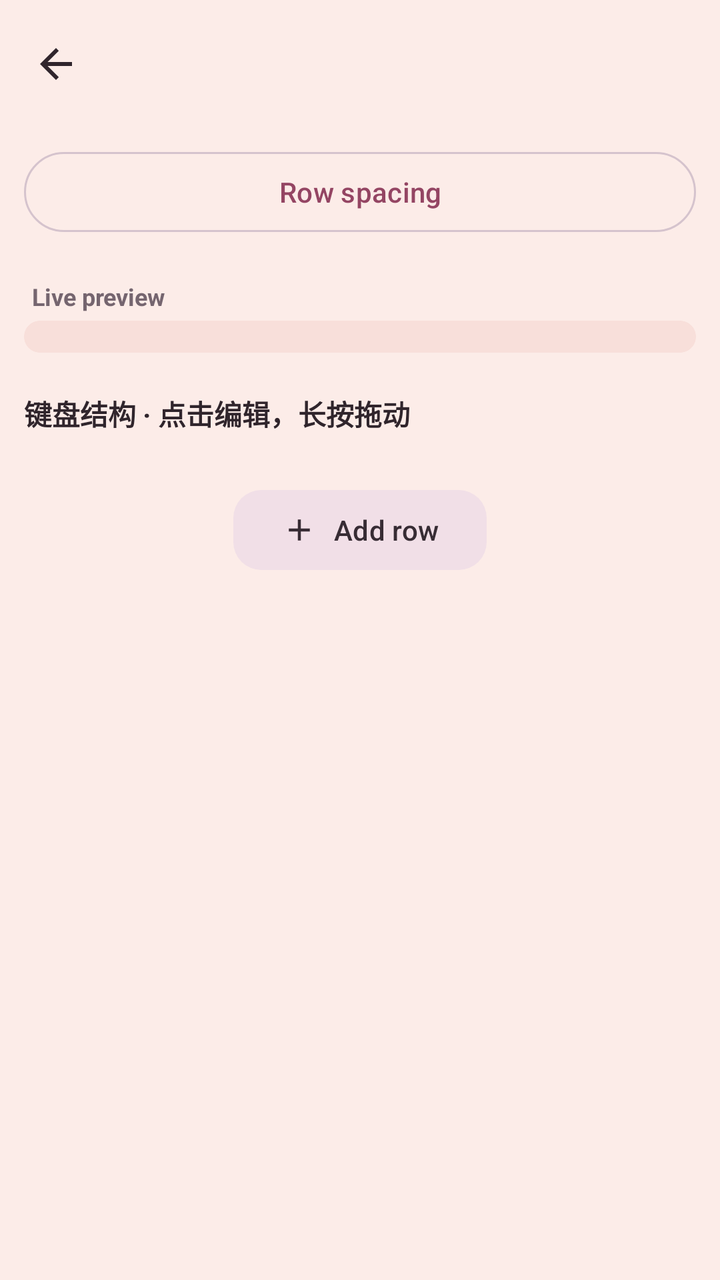
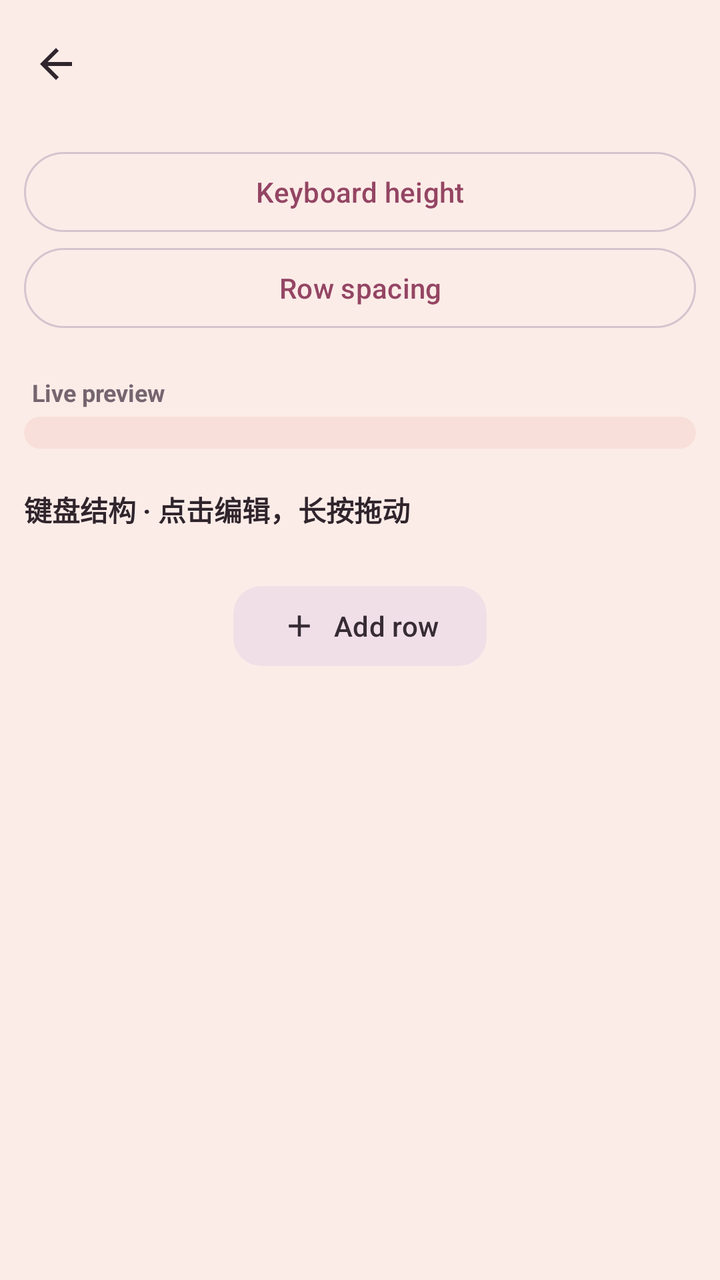

An Android layout rendered at two revisions. The XML below is the earlier revision; the diff shows what the commit changed to produce the second picture.
<!-- AndroidManifest.xml: application theme Theme.TrimeAppTheme -->
<!-- res/layout/activity_custom_kb_edit.xml -->
<?xml version="1.0" encoding="utf-8"?>
<LinearLayout
    xmlns:android="http://schemas.android.com/apk/res/android"
    xmlns:app="http://schemas.android.com/apk/res-auto"
    android:layout_width="match_parent"
    android:layout_height="match_parent"
    android:background="@color/framework_background"
    android:orientation="vertical">

    <com.google.android.material.appbar.AppBarLayout
        android:id="@+id/cbe_app_bar"
        android:layout_width="match_parent"
        android:layout_height="wrap_content"
        android:background="@color/framework_background"
        app:elevation="0dp">

        <com.google.android.material.appbar.MaterialToolbar
            android:id="@+id/cbe_toolbar"
            android:layout_width="match_parent"
            android:layout_height="?attr/actionBarSize"
            app:navigationIcon="?attr/homeAsUpIndicator"
            app:navigationIconTint="?attr/colorOnSurface"
            app:titleTextColor="?attr/colorOnSurface" />
    </com.google.android.material.appbar.AppBarLayout>

    <ScrollView
        android:layout_width="match_parent"
        android:layout_height="0dp"
        android:layout_weight="1"
        android:clipToPadding="false"
        android:paddingBottom="24dp">

        <LinearLayout
            android:layout_width="match_parent"
            android:layout_height="wrap_content"
            android:orientation="vertical"
            android:paddingStart="12dp"
            android:paddingTop="8dp"
            android:paddingEnd="12dp">

            <com.google.android.material.button.MaterialButton
                android:id="@+id/cbe_imported_layout"
                style="@style/Widget.Material3.Button.TonalButton"
                android:layout_width="match_parent" android:layout_height="wrap_content"
                android:visibility="gone" />
            <com.google.android.material.button.MaterialButton
                android:id="@+id/cbe_imported_height"
                style="@style/Widget.Material3.Button.OutlinedButton"
                android:layout_width="match_parent"
                android:layout_height="wrap_content"
                android:visibility="gone"
                android:text="@string/custom_kb_imported_height" />
            <com.google.android.material.button.MaterialButton
                android:id="@+id/cbe_row_spacing"
                style="@style/Widget.Material3.Button.OutlinedButton"
                android:layout_width="match_parent"
                android:layout_height="wrap_content"
                android:text="@string/custom_kb_row_spacing" />

            <TextView
                android:layout_width="wrap_content"
                android:layout_height="wrap_content"
                android:layout_marginStart="4dp"
                android:layout_marginTop="20dp"
                android:layout_marginBottom="4dp"
                android:text="@string/custom_kb_preview"
                android:textColor="?attr/colorOnSurfaceVariant"
                android:textSize="12sp"
                android:textStyle="bold" />

            <com.google.android.material.card.MaterialCardView
                android:layout_width="match_parent"
                android:layout_height="wrap_content"
                app:cardBackgroundColor="?attr/colorSurfaceVariant"
                app:cardCornerRadius="20dp"
                app:cardElevation="0dp">

                <LinearLayout
                    android:id="@+id/cbe_preview"
                    android:layout_width="match_parent"
                    android:layout_height="wrap_content"
                    android:orientation="vertical"
                    android:padding="8dp" />
            </com.google.android.material.card.MaterialCardView>

            <TextView android:layout_width="match_parent" android:layout_height="wrap_content"
                android:text="键盘结构 · 点击编辑，长按拖动" android:textSize="14sp" android:textStyle="bold"
                android:textColor="?attr/colorOnSurface" android:paddingTop="20dp" android:paddingBottom="12dp" />
            <LinearLayout
                android:id="@+id/cbe_rows"
                android:layout_width="match_parent"
                android:layout_height="wrap_content"
                android:orientation="vertical" />

            <com.google.android.material.button.MaterialButton
                android:id="@+id/cbe_add_row"
                style="@style/Widget.Material3.Button.TonalButton"
                android:layout_width="wrap_content"
                android:layout_height="wrap_content"
                android:layout_gravity="center_horizontal"
                android:layout_marginTop="12dp"
                android:text="@string/custom_kb_add_row"
                app:cornerRadius="14dp"
                app:icon="@drawable/ic_baseline_add_24" />
        </LinearLayout>
    </ScrollView>
</LinearLayout>
<!-- resources referenced by this layout -->
<resources>
  <color name="framework_background">#FCECE8</color>
  <!-- drawable ic_baseline_add_24 (drawable) -->
  <vector xmlns:android="http://schemas.android.com/apk/res/android"
      android:width="24dp"
      android:height="24dp"
      android:autoMirrored="true"
      android:viewportWidth="24"
      android:viewportHeight="24">
  
      <path
          android:fillColor="@android:color/white"
          android:pathData="M19,13h-6v6h-2v-6H5v-2h6V5h2v6h6v2z" />
  
  </vector>
  <string name="custom_kb_add_row">Add row</string>
  <string name="custom_kb_imported_height">Keyboard height</string>
  <string name="custom_kb_preview">Live preview</string>
  <string name="custom_kb_row_spacing">Row spacing</string>
  <color name="settings_surface_variant">#F8DFDA</color>
  <color name="settings_surface">#FFFAF6</color>
  <color name="settings_outline">#D5C3CD</color>
  <color name="m3_primary">#944563</color>
  <color name="m3_on_primary">#FFFFFF</color>
  <style name="Widget.Trime.Toolbar" parent="Widget.Material3.Toolbar">
          <item name="titleTextAppearance">@style/TextAppearance.Trime.ToolbarTitle</item>
          <item name="android:minHeight">?attr/actionBarSize</item>
      </style>
  <color name="framework_text_primary">#30252C</color>
  <color name="framework_text_secondary">#75656F</color>
  <color name="m3_primary_container">#FFDAE6</color>
  <color name="m3_on_primary_container">#3D0B24</color>
  <color name="m3_secondary_container">#F1DFE7</color>
  <color name="m3_on_secondary_container">#372C34</color>
  <color name="m3_tertiary">#695780</color>
  <color name="m3_on_tertiary">#FFFFFF</color>
  <color name="m3_tertiary_container">#EEDDFA</color>
  <color name="m3_on_tertiary_container">#281638</color>
  <color name="colorPrimaryDark">#2D2F30</color>
  <color name="framework_control_normal">#76616C</color>
  <color name="framework_control_highlight">#1F944563</color>
  <color name="framework_foreground">#30252C</color>
  <style name="TextAppearance.Trime.ToolbarTitle" parent="TextAppearance.Material3.TitleLarge">
          <item name="android:textSize">22sp</item>
          <item name="android:fontFamily">sans-serif-medium</item>
      </style>
  <!-- unchanged entries left out for length: 1 -->
</resources>

<!-- the commit's change to res/layout/activity_custom_kb_edit.xml (unified diff, before → after) -->
@@ -44,12 +44,11 @@
                 android:layout_width="match_parent" android:layout_height="wrap_content"
                 android:visibility="gone" />
             <com.google.android.material.button.MaterialButton
-                android:id="@+id/cbe_imported_height"
+                android:id="@+id/cbe_keyboard_height"
                 style="@style/Widget.Material3.Button.OutlinedButton"
                 android:layout_width="match_parent"
                 android:layout_height="wrap_content"
-                android:visibility="gone"
-                android:text="@string/custom_kb_imported_height" />
+                android:text="@string/custom_kb_keyboard_height" />
             <com.google.android.material.button.MaterialButton
                 android:id="@+id/cbe_row_spacing"
                 style="@style/Widget.Material3.Button.OutlinedButton"
<!-- resource entries referenced after the edit -->
@@ -15,7 +15,7 @@
   
   </vector>
   <string name="custom_kb_add_row">Add row</string>
-  <string name="custom_kb_imported_height">Keyboard height</string>
+  <string name="custom_kb_keyboard_height">Keyboard height</string>
   <string name="custom_kb_preview">Live preview</string>
   <string name="custom_kb_row_spacing">Row spacing</string>
   <color name="settings_surface_variant">#F8DFDA</color>
